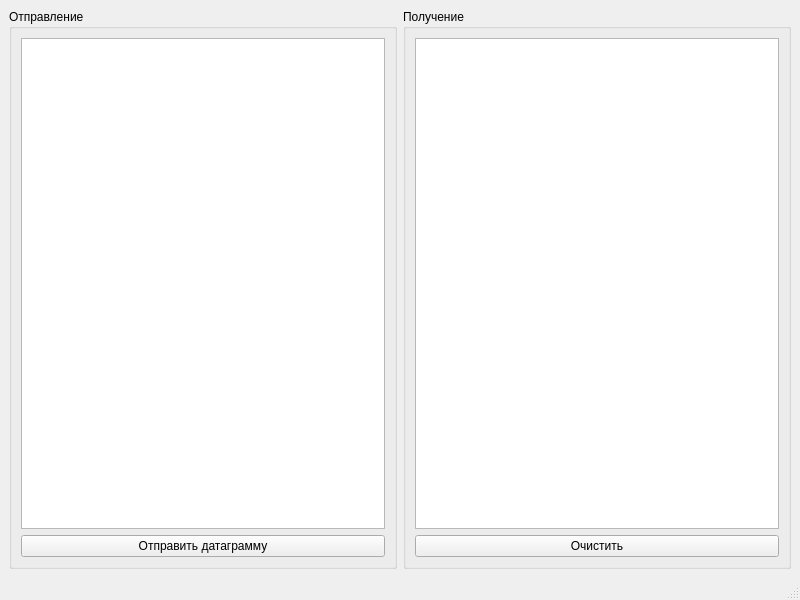
First picture: the form in 09/mainwindow.ui, repository Malofeyev/qt-26, before the edit.
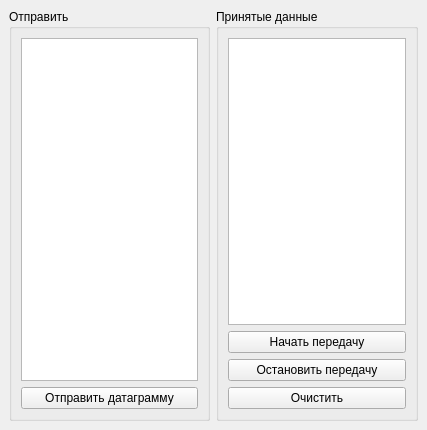
Second picture: the form after the edit.

The edit to the form file:
```diff
--- a/09/mainwindow.ui
+++ b/09/mainwindow.ui
@@ -6,8 +6,8 @@
    <rect>
     <x>0</x>
     <y>0</y>
-    <width>800</width>
-    <height>600</height>
+    <width>427</width>
+    <height>430</height>
    </rect>
   </property>
   <property name="windowTitle">
@@ -18,11 +18,11 @@
     <item>
      <widget class="QGroupBox" name="gb_send">
       <property name="title">
-       <string>Отправление</string>
+       <string>Отправить</string>
       </property>
-      <layout class="QVBoxLayout" name="verticalLayout">
+      <layout class="QVBoxLayout" name="verticalLayout_2">
        <item>
-        <widget class="QTextEdit" name="te_send"/>
+        <widget class="QTextEdit" name="te_input"/>
        </item>
        <item>
         <widget class="QPushButton" name="pb_send">
@@ -37,14 +37,28 @@
     <item>
      <widget class="QGroupBox" name="gb_receive">
       <property name="title">
-       <string>Получение</string>
+       <string>Принятые данные</string>
       </property>
-      <layout class="QVBoxLayout" name="verticalLayout_2">
+      <layout class="QVBoxLayout" name="verticalLayout">
        <item>
-        <widget class="QTextBrowser" name="tBrowser_receive"/>
+        <widget class="QTextEdit" name="te_result"/>
        </item>
        <item>
-        <widget class="QPushButton" name="pb_clear">
+        <widget class="QPushButton" name="pb_start">
+         <property name="text">
+          <string>Начать передачу</string>
+         </property>
+        </widget>
+       </item>
+       <item>
+        <widget class="QPushButton" name="pb_stop">
+         <property name="text">
+          <string>Остановить передачу</string>
+         </property>
+        </widget>
+       </item>
+       <item>
+        <widget class="QPushButton" name="pb_clean">
          <property name="text">
           <string>Очистить</string>
          </property>
@@ -55,17 +69,6 @@
     </item>
    </layout>
   </widget>
-  <widget class="QMenuBar" name="menubar">
-   <property name="geometry">
-    <rect>
-     <x>0</x>
-     <y>0</y>
-     <width>800</width>
-     <height>22</height>
-    </rect>
-   </property>
-  </widget>
-  <widget class="QStatusBar" name="statusbar"/>
  </widget>
  <resources/>
  <connections/>
```
